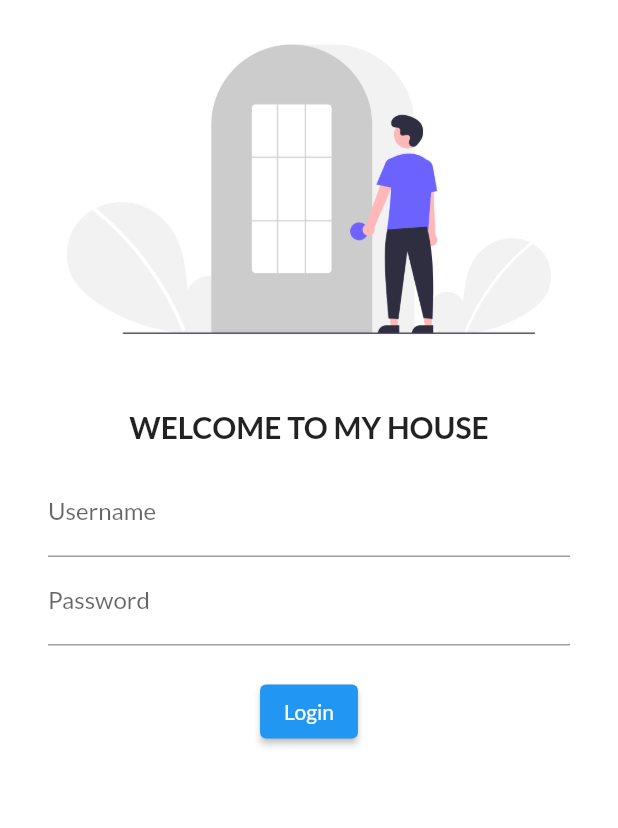
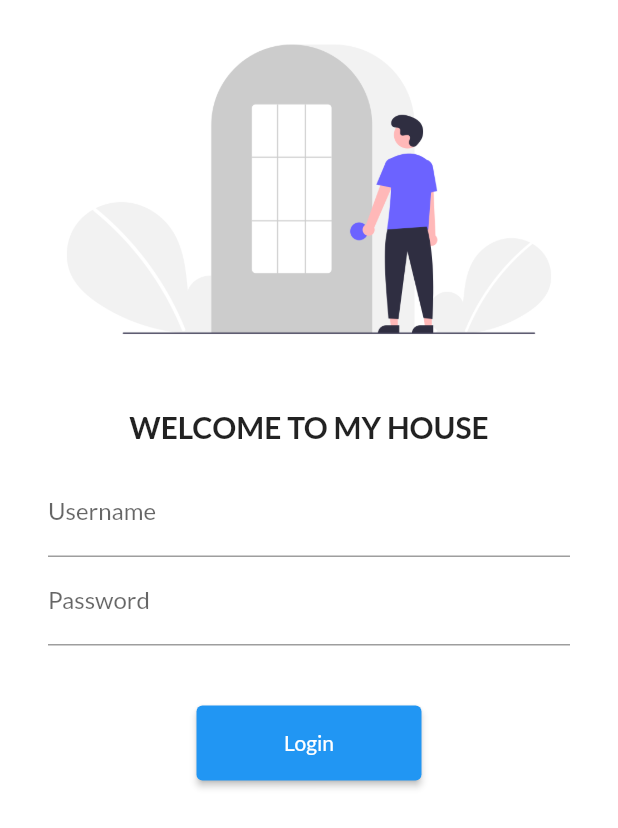
Before and after one commit to adrenaline09/bbuy, a Flutter app: the screen it shows after launch, on a phone screen of 412 x 824 dp. Shown: the top 828 px of the screen. Run offline on Flutter 3.47's test engine with Material 2 defaults, Android fonts, the phone set to English and light mode, and no system bars; our stand-ins replace google_fonts.

Commit message:
Day4 Complete

```diff
--- a/lib/main.dart
+++ b/lib/main.dart
@@ -1,6 +1,7 @@
 import 'package:flutter/material.dart';
 import 'package:flutter_app_1/screens/home_page.dart';
 import 'package:flutter_app_1/screens/login_page.dart';
+import 'package:flutter_app_1/utils/routes.dart';
 import 'package:google_fonts/google_fonts.dart';
 void main()
 {
@@ -18,8 +19,10 @@
       theme:ThemeData(
         fontFamily: GoogleFonts.lato().fontFamily,
       ),
+      debugShowCheckedModeBanner: false,
       routes:{
         "/": (context)=>LoginPage(),
+        Myroutes.homeRoute:(context)=>Homepage(),
         "/login":(context)=>LoginPage(),
       },
     );
--- a/lib/screens/login_page.dart
+++ b/lib/screens/login_page.dart
@@ -1,4 +1,5 @@
 import 'package:flutter/material.dart';
+import 'package:flutter_app_1/utils/routes.dart';
 
 class LoginPage extends StatelessWidget {
   const LoginPage({ Key? key }) : super(key: key);
@@ -7,6 +8,7 @@
   Widget build(BuildContext context) {
     return Material(
       color: Colors.white,  //keepting the bg white coz img border shouldn't be visible
+      child: SingleChildScrollView(   //this method is use to wrap column to avoid overflow on small screen and give scrolling effect
         child: Column(
           children: [
             Image.asset("assets/images/login_image.png",fit: BoxFit.cover,),
@@ -38,19 +40,20 @@
                 ),
               ),
               SizedBox(  //basically this widget is used to creat space in b/w two things
-            height: 20.0,
+              height: 40.0,
               // child: Text("heu hue"),
               ),
               ElevatedButton(
                 child: Text("Login"),
-              style: TextButton.styleFrom(),
+                style: TextButton.styleFrom(minimumSize: Size(150, 50)),
                 onPressed:() {
-                print("Hi mudit welcome!");
+                  Navigator.pushNamed(context, Myroutes.homeRoute);
                 },
                 )
               ],),
             )
           ],
+        ),
       )
     );
   }
--- /dev/null
+++ b/lib/utils/routes.dart
@@ -0,0 +1,5 @@
+class Myroutes{
+  static String loginRoute = "/login";
+  static String homeRoute = "/home";
+
+}
```
Lines whose indentation alone changed are shown as unchanged.
